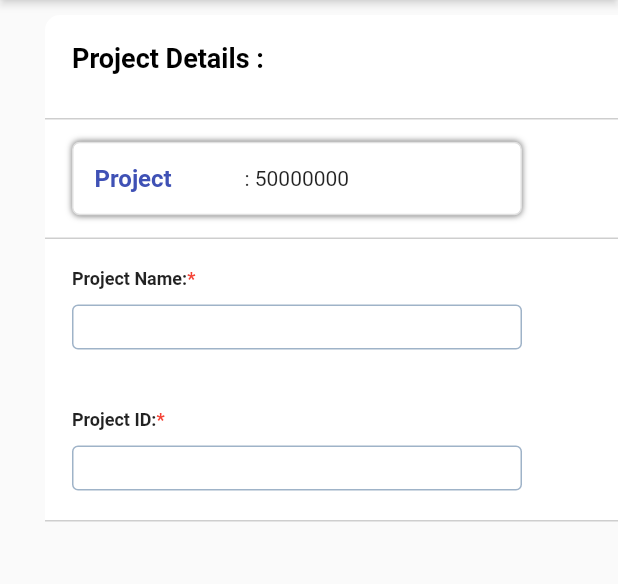
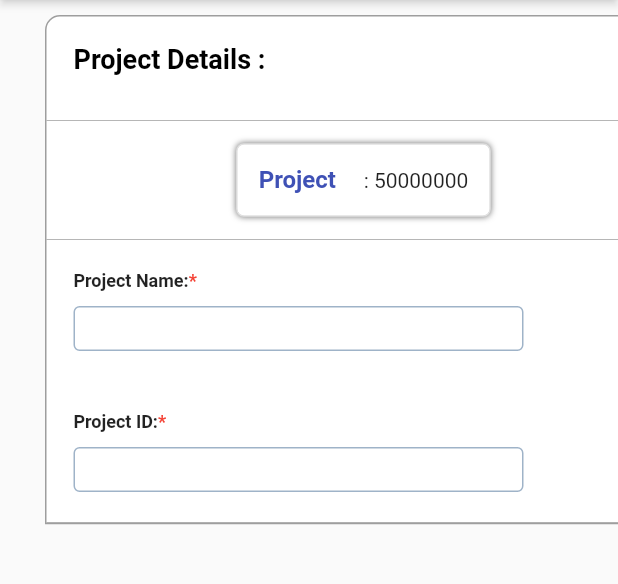
Before and after one commit to SathyaPrakashIkyam/6d-tech-timesheet-management, a Flutter app: the ProjectView screen opened by its route, on a phone screen of 412 x 824 dp, the part 90-674 px from its top. Run offline on Flutter 3.47's test engine with Material 2 defaults, Android fonts, the phone set to English and light mode, and no system bars; our stand-ins replace file_picker, flutter_spinkit, shared_preferences, syncfusion_flutter_charts, url_strategy; missing offline and left inert: adaptive_scrollbar, blurry_modal_progress_hud, dart:html, mat_month_picker_dialog; accounts and stored records are empty.

Commit message:
Fine tuned the UI

```diff
--- a/lib/project/project_view.dart
+++ b/lib/project/project_view.dart
@@ -130,9 +130,13 @@ class _ProjectViewState extends State<ProjectView> {
                               crossAxisAlignment: CrossAxisAlignment.start,
                               children: [
                                 Container(
-                                  decoration: const BoxDecoration(
+                                  decoration:  BoxDecoration(
                                     color: Colors.white,
-                                    borderRadius: BorderRadius.only(topLeft: Radius.circular(10),topRight: Radius.circular(10),),
+                                    borderRadius: const BorderRadius.only(
+                                      topLeft: Radius.circular(10),
+                                      topRight: Radius.circular(10),
+                                    ),
+                                    border: Border.all(color: Colors.grey)
                                   ),
                                   child: Column(
                                     crossAxisAlignment: CrossAxisAlignment.start,
@@ -150,15 +154,15 @@ class _ProjectViewState extends State<ProjectView> {
                                         ),
                                       ),
                                       const SizedBox(height: 30,),
-                                      Divider(height: 0.5,color: Colors.grey[500],thickness: 0.5,),
+                                      const Divider(height: 0.5,color: Colors.grey,thickness: 0.5,),
                                       Padding(
                                         padding: const EdgeInsets.only(top: 15, bottom: 15, left: 18, right: 18),
                                         child: Row(
-                                          crossAxisAlignment: CrossAxisAlignment.start,
-                                          mainAxisAlignment: MainAxisAlignment.spaceBetween,
+                                          crossAxisAlignment: CrossAxisAlignment.center,
+                                          mainAxisAlignment: MainAxisAlignment.spaceAround,
                                           children: [
                                             SizedBox(
-                                              width: 300,
+                                              // width: 300,
                                               child: Container(
                                                 decoration: BoxDecoration(
                                                     color: Colors.white,
@@ -179,7 +183,7 @@ class _ProjectViewState extends State<ProjectView> {
                                                         child: Row(
                                                           children: [
                                                             SizedBox(
-                                                                width: 100,
+                                                                width: 70,
                                                                 child: Text("Project", style: TextStyle(color: Colors.indigo, fontSize: 16, fontWeight: FontWeight.bold),)
                                                             ),
                                                             Text(": "),
@@ -193,7 +197,7 @@ class _ProjectViewState extends State<ProjectView> {
                                               ),
                                             ),
                                             SizedBox(
-                                              width: 300,
+                                              // width: 300,
                                               child: Container(
                                                 decoration: BoxDecoration(
                                                     color: Colors.white,
@@ -214,7 +218,7 @@ class _ProjectViewState extends State<ProjectView> {
                                                         child: Row(
                                                           children: [
                                                             SizedBox(
-                                                                width: 100,
+                                                                width: 70,
                                                                 child: Text("Allocated", style: TextStyle(color: Colors.indigo, fontSize: 16, fontWeight: FontWeight.bold),)
                                                             ),
                                                             Text(": "),
@@ -228,7 +232,7 @@ class _ProjectViewState extends State<ProjectView> {
                                               ),
                                             ),
                                             SizedBox(
-                                              width: 300,
+                                              // width: 300,
                                               child: Container(
                                                 decoration: BoxDecoration(
                                                     color: Colors.white,
@@ -249,7 +253,7 @@ class _ProjectViewState extends State<ProjectView> {
                                                         child: Row(
                                                           children: [
                                                             SizedBox(
-                                                                width: 100,
+                                                                width: 70,
                                                                 child: Text("Balance", style: TextStyle(color: Colors.indigo, fontSize: 16, fontWeight: FontWeight.bold),)
                                                             ),
                                                             Text(": "),
@@ -273,7 +277,7 @@ class _ProjectViewState extends State<ProjectView> {
                                             padding: const EdgeInsets.only(left: 18, top: 20, bottom: 20),
                                             child: Row(
                                               crossAxisAlignment: CrossAxisAlignment.center,
-                                              mainAxisAlignment: MainAxisAlignment.spaceAround,
+                                              mainAxisAlignment: MainAxisAlignment.spaceBetween,
                                               children: [
                                                 Expanded(
                                                   child: Column(
@@ -515,7 +519,7 @@ class _ProjectViewState extends State<ProjectView> {
                                 ),
                                 const SizedBox(height: 20,),
                                 Container(
-                                  decoration: const BoxDecoration(
+                                  decoration:  const BoxDecoration(
                                     color: Colors.white,
                                     borderRadius: BorderRadius.only(topLeft: Radius.circular(10),topRight: Radius.circular(10),),
                                   ),
@@ -528,9 +532,12 @@ class _ProjectViewState extends State<ProjectView> {
                                       // ),
                                       // Divider(height: 0.5,color: Colors.grey[500],thickness: 0.5,),
                                       Container(
-                                        decoration: const BoxDecoration(
+                                        decoration:  const BoxDecoration(
                                           color: Colors.white,
-                                          borderRadius: BorderRadius.only(topLeft: Radius.circular(10),topRight: Radius.circular(10),),
+                                          borderRadius: BorderRadius.only(
+                                            topLeft: Radius.circular(10),
+                                            topRight: Radius.circular(10),
+                                          ),
                                         ),
                                         child: ListView.builder(
                                           shrinkWrap: true,
@@ -548,7 +555,10 @@ class _ProjectViewState extends State<ProjectView> {
                                                         color: Colors.grey,
                                                         width: 1
                                                       ),
-                                                      borderRadius: BorderRadius.circular(2)
+                                                      borderRadius: const BorderRadius.only(
+                                                        topLeft: Radius.circular(10),
+                                                        topRight: Radius.circular(10),
+                                                      ),
                                                     ),
                                                     child: Column(
                                                       children: [
@@ -563,12 +573,40 @@ class _ProjectViewState extends State<ProjectView> {
                                                           ),
                                                         ),
                                                         Divider(height: 0.5,color: Colors.grey[500],thickness: 0.5,),
+                                                        Container(
+                                                          color: Colors.grey[100],
+                                                          child: IgnorePointer(
+                                                            ignoring: true,
+                                                            child: MaterialButton(
+                                                              onPressed: () {
+
+                                                              },
+                                                              hoverColor: Colors.transparent,
+                                                              hoverElevation: 0,
+                                                              child: const Padding(
+                                                                padding: EdgeInsets.only(left: 18, top: 10, bottom: 10),
+                                                                child: Row(
+                                                                  children: [
+                                                                    Expanded(child: Text("ID", style: TextStyle(fontWeight: FontWeight.bold, fontSize: 12),)),
+                                                                    Expanded(child: Text("WBS Name", style: TextStyle(fontWeight: FontWeight.bold, fontSize: 12))),
+                                                                    Expanded(child: Text("Priority", style: TextStyle(fontWeight: FontWeight.bold, fontSize: 12))),
+                                                                    Expanded(child: Text("Status", style: TextStyle(fontWeight: FontWeight.bold, fontSize: 12))),
+                                                                  ],
+                                                                ),
+                                                              ),
+                                                            ),
+                                                          ),
+                                                        ),
                                                         ListView.builder(
                                                           itemCount: displayListItems.length,
                                                           shrinkWrap: true,
                                                           itemBuilder: (context, index) {
                                                             return Padding(
                                                               padding: const EdgeInsets.only(left: 18, top: 10, bottom: 10),
+                                                              child: MaterialButton(
+                                                                onPressed: () {
+
+                                                                },
                                                                 child: Row(
                                                                   children: [
                                                                     Expanded(child: Text(displayListItems[index]["id"])),
@@ -576,6 +614,7 @@ class _ProjectViewState extends State<ProjectView> {
                                                                     Expanded(child: Text(displayListItems[index]["priority"])),
                                                                     Expanded(child: Text(displayListItems[index]["status"])),
                                                                   ],
+                                                                ),
                                                               ),
                                                             );
                                                           },),
```
Lines whose indentation alone changed are shown as unchanged.
